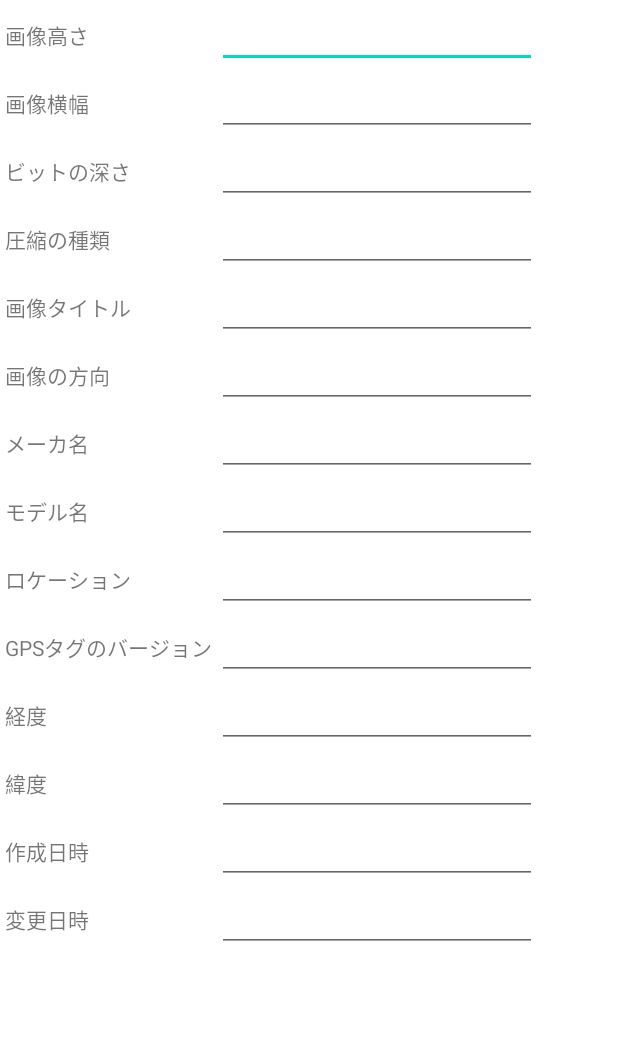
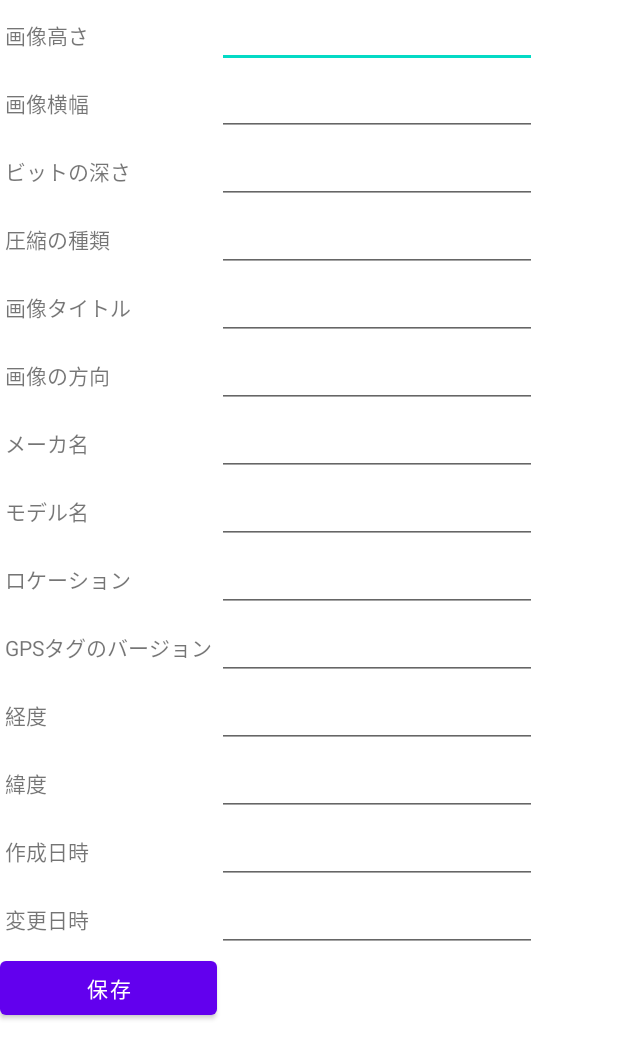
Before and after one commit to reone19/Exif, an Android app: the layout fragment_exif.xml on its own in the app's theme, with its tools: preview values and no code run, on a phone screen of 412 x 824 dp. Shown: the top 1059 px of the screen. Run offline under Robolectric (Android 15) with nearby library versions, the phone set to English and light mode, and no system bars.

Commit message:
ExifのDB更新完了

```diff
--- a/app/src/main/java/com/example/exif/SampleDBHelper.kt
+++ b/app/src/main/java/com/example/exif/SampleDBHelper.kt
@@ -15,7 +15,7 @@ public class SampleDBHelper(
         database?.execSQL("create table if not exists Album (id text primary key, text_id text, subtext_id text, photo_num integer, name text, num integer)");
         database?.execSQL("create table if not exists Photo (id text primary key, path text, name text, sentence text)");
         database?.execSQL("create table if not exists Album_Photo (photo_id text, album_id text, FOREIGN KEY(photo_id) REFERENCES Photo(id), FOREIGN KEY(album_id) REFERENCES Album(id))");
-        database?.execSQL("create table if not exists Meta (photo_id text primary key, imageName text, imageLength text, imageWidth text, bitsPerSample text, compression text, imageDescription text, imageOrientation text, maker text, model text, stripOffsets text, gpsVersionID text, gpsLatitude text, gpsLongitude text, dateTimeOriginal text, dateTime text, FOREIGN KEY(photo_id) REFERENCES Photo(id))");
+        database?.execSQL("create table if not exists Meta (photo_id text primary key, imageName text, imageLength text, imageWidth text, bitsPerSample text, compression text, imageDescription text, imageOrientation text, maker text, model text, stripOffsets text, gpsVersionID text, gpsLatitude text, gpsLongitude text, dateTimeOriginal text, changeDateAndTime text, FOREIGN KEY(photo_id) REFERENCES Photo(id))");
     }
 
     override fun onUpgrade(database: SQLiteDatabase?, oldVersion: Int, newVersion: Int) {
--- a/app/src/main/res/layout/fragment_exif.xml
+++ b/app/src/main/res/layout/fragment_exif.xml
@@ -249,6 +249,17 @@
                 android:inputType="date"
                 android:text="" />
         </TableRow>
+
+        <TableRow
+            android:layout_width="match_parent"
+            android:layout_height="match_parent" >
+
+            <Button
+                android:id="@+id/exifSave"
+                android:layout_width="wrap_content"
+                android:layout_height="wrap_content"
+                android:text="保存" />
+        </TableRow>
     </TableLayout>
 
 </FrameLayout>
```
Also changed, not shown: app/src/main/java/com/example/exif/ExifFragment.kt (+81 -35 lines), app/src/main/java/com/example/exif/MainActivity.kt (+7 -8 lines).
